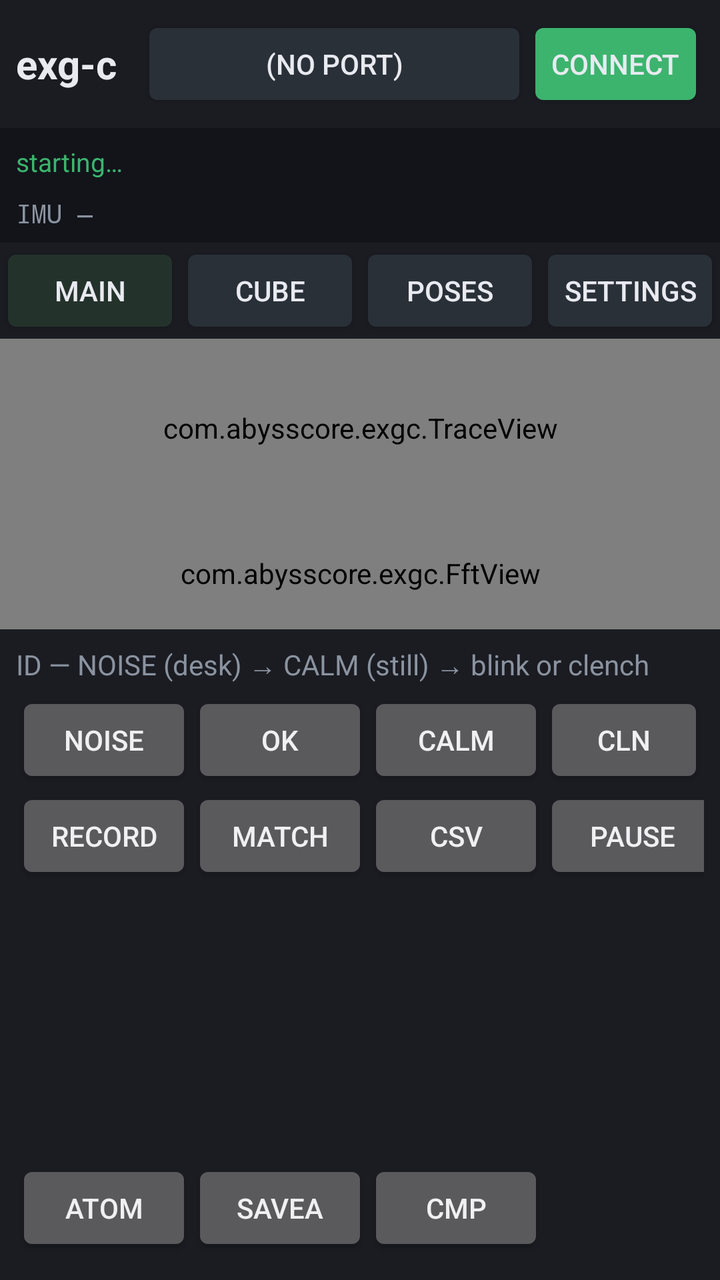
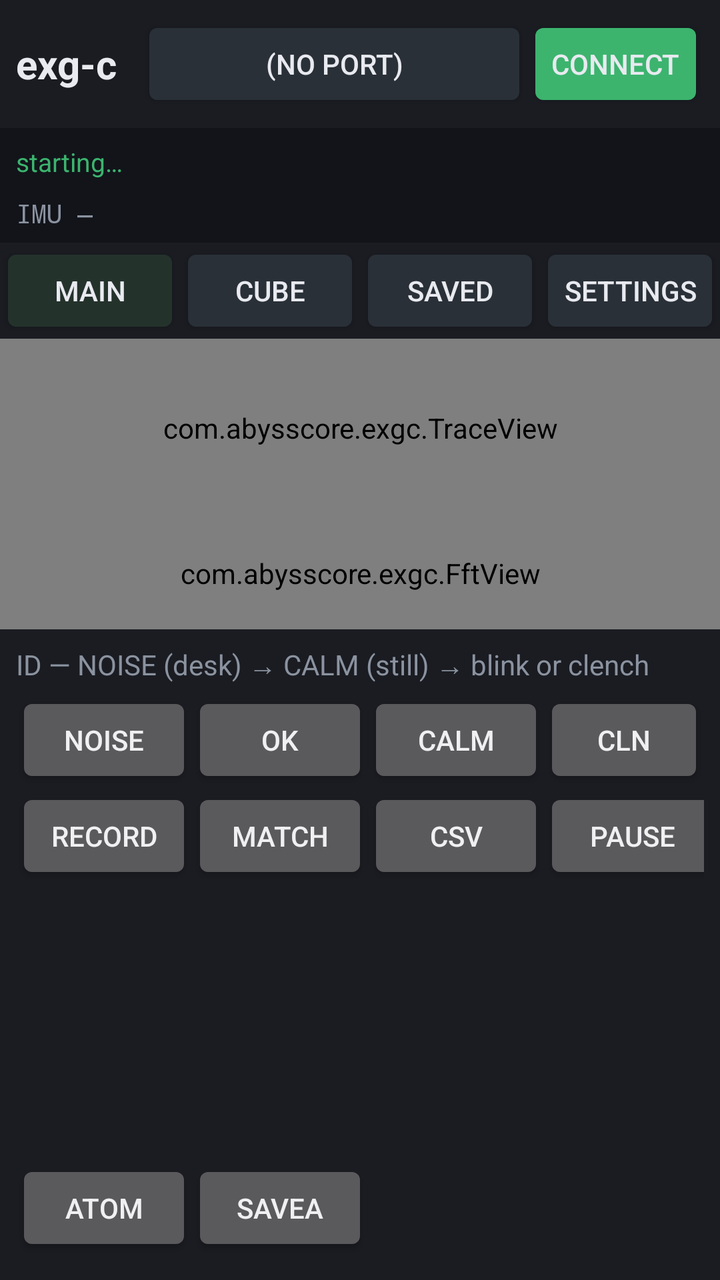

An Android layout rendered at two revisions. The XML below is the earlier revision; the diff shows what the commit changed to produce the second picture.
<!-- AndroidManifest.xml: application theme android:Theme.DeviceDefault.NoActionBar -->
<!-- res/layout/activity_exg.xml -->
<?xml version="1.0" encoding="utf-8"?>
<LinearLayout xmlns:android="http://schemas.android.com/apk/res/android"
    android:layout_width="match_parent"
    android:layout_height="match_parent"
    android:background="@color/bg"
    android:orientation="vertical">

    <LinearLayout
        android:layout_width="match_parent"
        android:layout_height="wrap_content"
        android:background="@color/panel"
        android:gravity="center_vertical"
        android:padding="8dp">

        <TextView
            android:id="@+id/title"
            android:layout_width="wrap_content"
            android:layout_height="wrap_content"
            android:paddingEnd="12dp"
            android:text="exg-c"
            android:textColor="@color/ink"
            android:textSize="20sp"
            android:textStyle="bold" />

        <Button
            android:id="@+id/port"
            android:layout_width="0dp"
            android:layout_height="wrap_content"
            android:layout_weight="1"
            android:backgroundTint="@color/btn"
            android:text="(no port)"
            android:textColor="@color/ink" />

        <Button
            android:id="@+id/connect"
            android:layout_width="wrap_content"
            android:layout_height="wrap_content"
            android:backgroundTint="@color/ok"
            android:text="Connect"
            android:textColor="@color/ink" />
    </LinearLayout>

    <TextView
        android:id="@+id/status"
        android:layout_width="match_parent"
        android:layout_height="wrap_content"
        android:background="#12141A"
        android:ellipsize="end"
        android:maxLines="2"
        android:padding="8dp"
        android:text="starting…"
        android:textColor="@color/ok"
        android:textSize="13sp" />

    <TextView
        android:id="@+id/imuLine"
        android:layout_width="match_parent"
        android:layout_height="wrap_content"
        android:background="#12141A"
        android:fontFamily="monospace"
        android:paddingLeft="8dp"
        android:paddingRight="8dp"
        android:paddingBottom="6dp"
        android:text="IMU —"
        android:textColor="@color/muted"
        android:textSize="13sp" />

    <LinearLayout
        android:layout_width="match_parent"
        android:layout_height="wrap_content"
        android:background="@color/panel">

        <Button
            android:id="@+id/tabMain"
            android:layout_width="0dp"
            android:layout_height="wrap_content"
            android:layout_weight="1"
            android:backgroundTint="#24322C"
            android:text="Main"
            android:textColor="@color/ink" />

        <Button
            android:id="@+id/tabCube"
            android:layout_width="0dp"
            android:layout_height="wrap_content"
            android:layout_weight="1"
            android:backgroundTint="@color/btn"
            android:text="Cube"
            android:textColor="@color/ink" />

        <Button
            android:id="@+id/tabPoses"
            android:layout_width="0dp"
            android:layout_height="wrap_content"
            android:layout_weight="1"
            android:backgroundTint="@color/btn"
            android:text="Poses"
            android:textColor="@color/ink" />

        <Button
            android:id="@+id/tabSet"
            android:layout_width="0dp"
            android:layout_height="wrap_content"
            android:layout_weight="1"
            android:backgroundTint="@color/btn"
            android:text="Settings"
            android:textColor="@color/ink" />
    </LinearLayout>

    <FrameLayout
        android:layout_width="match_parent"
        android:layout_height="0dp"
        android:layout_weight="1">

        <LinearLayout
            android:id="@+id/mainPane"
            android:layout_width="match_parent"
            android:layout_height="match_parent"
            android:orientation="vertical">

            <com.abysscore.exgc.TraceView
                android:id="@+id/traces"
                android:layout_width="match_parent"
                android:layout_height="0dp"
                android:layout_weight="1" />

            <com.abysscore.exgc.FftView
                android:id="@+id/fft"
                android:layout_width="match_parent"
                android:layout_height="56dp" />
        </LinearLayout>

        <LinearLayout
            android:id="@+id/cubePane"
            android:layout_width="match_parent"
            android:layout_height="match_parent"
            android:orientation="vertical"
            android:visibility="gone">

            <LinearLayout
                android:layout_width="match_parent"
                android:layout_height="wrap_content"
                android:background="@color/panel"
                android:padding="4dp">

                <Button
                    android:id="@+id/cubeViz"
                    android:layout_width="0dp"
                    android:layout_height="wrap_content"
                    android:layout_weight="1"
                    android:text="viz" />

                <Button
                    android:id="@+id/cubeMap"
                    android:layout_width="0dp"
                    android:layout_height="wrap_content"
                    android:layout_weight="1"
                    android:text="map" />

                <Button
                    android:id="@+id/cubeZoomOut"
                    android:layout_width="wrap_content"
                    android:layout_height="wrap_content"
                    android:text="−" />

                <Button
                    android:id="@+id/cubeZoomIn"
                    android:layout_width="wrap_content"
                    android:layout_height="wrap_content"
                    android:text="+" />

                <Button
                    android:id="@+id/cubeFront"
                    android:layout_width="wrap_content"
                    android:layout_height="wrap_content"
                    android:text="front" />

                <Button
                    android:id="@+id/cubeAlgo"
                    android:layout_width="wrap_content"
                    android:layout_height="wrap_content"
                    android:text="algo detect" />
            </LinearLayout>

            <LinearLayout
                android:id="@+id/cubeChRow"
                android:layout_width="match_parent"
                android:layout_height="wrap_content"
                android:background="@color/panel"
                android:padding="2dp" />

            <LinearLayout
                android:id="@+id/cubeMapTools"
                android:layout_width="match_parent"
                android:layout_height="wrap_content"
                android:background="@color/panel"
                android:gravity="center_vertical"
                android:padding="4dp"
                android:visibility="gone">

                <Button
                    android:id="@+id/sitePrev"
                    android:layout_width="wrap_content"
                    android:layout_height="wrap_content"
                    android:text="&lt;" />

                <TextView
                    android:id="@+id/siteLabel"
                    android:layout_width="0dp"
                    android:layout_height="wrap_content"
                    android:layout_weight="1"
                    android:gravity="center"
                    android:text="Fp1"
                    android:textColor="@color/crimson"
                    android:textSize="16sp" />

                <Button
                    android:id="@+id/siteNext"
                    android:layout_width="wrap_content"
                    android:layout_height="wrap_content"
                    android:text="&gt;" />

                <Button
                    android:id="@+id/siteAssign"
                    android:layout_width="wrap_content"
                    android:layout_height="wrap_content"
                    android:text="Assign" />
            </LinearLayout>

            <com.abysscore.exgc.CubeView
                android:id="@+id/cube"
                android:layout_width="match_parent"
                android:layout_height="0dp"
                android:layout_weight="1" />
        </LinearLayout>

        <ScrollView
            android:id="@+id/poses"
            android:layout_width="match_parent"
            android:layout_height="match_parent"
            android:visibility="gone">

            <LinearLayout
                android:layout_width="match_parent"
                android:layout_height="wrap_content"
                android:orientation="vertical"
                android:padding="12dp">

                <TextView
                    android:layout_width="wrap_content"
                    android:layout_height="wrap_content"
                    android:text="Recorded poses — delete here. Main only shows the name."
                    android:textColor="@color/muted" />

                <TextView
                    android:id="@+id/poseHint"
                    android:layout_width="match_parent"
                    android:layout_height="wrap_content"
                    android:paddingTop="8dp"
                    android:paddingBottom="8dp"
                    android:text="MATCH on to see wave % vs cube Jaccard. Tap a row to select."
                    android:textColor="@color/ink" />

                <LinearLayout
                    android:id="@+id/poseList"
                    android:layout_width="match_parent"
                    android:layout_height="wrap_content"
                    android:orientation="vertical" />
            </LinearLayout>
        </ScrollView>

        <ScrollView
            android:id="@+id/settings"
            android:layout_width="match_parent"
            android:layout_height="match_parent"
            android:visibility="gone">

            <LinearLayout
                android:layout_width="match_parent"
                android:layout_height="wrap_content"
                android:orientation="vertical"
                android:padding="12dp">

                <TextView
                    android:layout_width="wrap_content"
                    android:layout_height="wrap_content"
                    android:text="Profile — export/import as a file (Files / Drive / Downloads)"
                    android:textColor="@color/muted" />

                <Button
                    android:id="@+id/profName"
                    android:layout_width="match_parent"
                    android:layout_height="wrap_content"
                    android:gravity="start|center_vertical"
                    android:text="name (tap to type)"
                    android:textColor="@color/ink" />

                <LinearLayout
                    android:layout_width="match_parent"
                    android:layout_height="wrap_content">

                    <Button
                        android:id="@+id/profExport"
                        android:layout_width="0dp"
                        android:layout_height="wrap_content"
                        android:layout_weight="1"
                        android:text="Export…" />

                    <Button
                        android:id="@+id/profImport"
                        android:layout_width="0dp"
                        android:layout_height="wrap_content"
                        android:layout_weight="1"
                        android:text="Import…" />
                </LinearLayout>

                <LinearLayout
                    android:layout_width="match_parent"
                    android:layout_height="wrap_content">

                    <Button
                        android:id="@+id/profSave"
                        android:layout_width="0dp"
                        android:layout_height="wrap_content"
                        android:layout_weight="1"
                        android:text="Save here" />

                    <Button
                        android:id="@+id/profLoad"
                        android:layout_width="0dp"
                        android:layout_height="wrap_content"
                        android:layout_weight="1"
                        android:text="Load here" />
                </LinearLayout>

                <LinearLayout
                    android:id="@+id/profChips"
                    android:layout_width="match_parent"
                    android:layout_height="wrap_content"
                    android:orientation="vertical"
                    android:paddingTop="8dp" />

                <TextView
                    android:id="@+id/profList"
                    android:layout_width="match_parent"
                    android:layout_height="wrap_content"
                    android:paddingTop="4dp"
                    android:textColor="@color/muted"
                    android:visibility="gone" />

                <TextView
                    android:layout_width="wrap_content"
                    android:layout_height="wrap_content"
                    android:paddingTop="12dp"
                    android:text="View — time window is how much of the plot you see"
                    android:textColor="@color/muted" />

                <LinearLayout
                    android:layout_width="match_parent"
                    android:layout_height="wrap_content">

                    <Button
                        android:id="@+id/win"
                        android:layout_width="0dp"
                        android:layout_height="wrap_content"
                        android:layout_weight="1"
                        android:text="win 2s" />

                    <Button
                        android:id="@+id/scale"
                        android:layout_width="0dp"
                        android:layout_height="wrap_content"
                        android:layout_weight="1"
                        android:text="scale" />
                </LinearLayout>

                <LinearLayout
                    android:layout_width="match_parent"
                    android:layout_height="wrap_content">

                    <Button
                        android:id="@+id/uiScale"
                        android:layout_width="0dp"
                        android:layout_height="wrap_content"
                        android:layout_weight="1"
                        android:text="UI 1.5x" />

                    <Button
                        android:id="@+id/board"
                        android:layout_width="0dp"
                        android:layout_height="wrap_content"
                        android:layout_weight="1"
                        android:text="8-ch + IMU" />
                </LinearLayout>

                <TextView
                    android:layout_width="wrap_content"
                    android:layout_height="wrap_content"
                    android:paddingTop="12dp"
                    android:text="Process — CAR kills shared 50 Hz. Envelope shows a clench as a hump."
                    android:textColor="@color/muted" />

                <LinearLayout
                    android:layout_width="match_parent"
                    android:layout_height="wrap_content">

                    <Button
                        android:id="@+id/band"
                        android:layout_width="0dp"
                        android:layout_height="wrap_content"
                        android:layout_weight="1"
                        android:text="band raw" />

                    <Button
                        android:id="@+id/car"
                        android:layout_width="0dp"
                        android:layout_height="wrap_content"
                        android:layout_weight="1"
                        android:text="CAR" />
                </LinearLayout>

                <LinearLayout
                    android:layout_width="match_parent"
                    android:layout_height="wrap_content">

                    <Button
                        android:id="@+id/detrend"
                        android:layout_width="0dp"
                        android:layout_height="wrap_content"
                        android:layout_weight="1"
                        android:text="raw DC" />

                    <Button
                        android:id="@+id/env"
                        android:layout_width="0dp"
                        android:layout_height="wrap_content"
                        android:layout_weight="1"
                        android:text="wave" />
                </LinearLayout>

                <LinearLayout
                    android:layout_width="match_parent"
                    android:layout_height="wrap_content">

                    <Button
                        android:id="@+id/notch"
                        android:layout_width="0dp"
                        android:layout_height="wrap_content"
                        android:layout_weight="1"
                        android:text="notch" />

                    <Button
                        android:id="@+id/hp"
                        android:layout_width="0dp"
                        android:layout_height="wrap_content"
                        android:layout_weight="1"
                        android:text="hp" />
                </LinearLayout>

                <LinearLayout
                    android:layout_width="match_parent"
                    android:layout_height="wrap_content">

                    <Button
                        android:id="@+id/lp"
                        android:layout_width="0dp"
                        android:layout_height="wrap_content"
                        android:layout_weight="1"
                        android:text="lp off" />

                    <Button
                        android:id="@+id/algo"
                        android:layout_width="0dp"
                        android:layout_height="wrap_content"
                        android:layout_weight="1"
                        android:text="algo detect" />
                </LinearLayout>

                <TextView
                    android:layout_width="wrap_content"
                    android:layout_height="wrap_content"
                    android:paddingTop="12dp"
                    android:text="Channels — tap the site name for RGB, tap gN for gain"
                    android:textColor="@color/muted" />

                <LinearLayout
                    android:id="@+id/chGrid"
                    android:layout_width="match_parent"
                    android:layout_height="wrap_content"
                    android:orientation="vertical"
                    android:paddingTop="12dp" />
            </LinearLayout>
        </ScrollView>
    </FrameLayout>

    <LinearLayout
        android:id="@+id/learnBar"
        android:layout_width="match_parent"
        android:layout_height="wrap_content"
        android:background="@color/panel"
        android:gravity="center_vertical"
        android:orientation="vertical"
        android:padding="8dp">

        <TextView
            android:id="@+id/idLine"
            android:layout_width="match_parent"
            android:layout_height="wrap_content"
            android:paddingBottom="4dp"
            android:text="ID — NOISE (desk) → CALM (still) → blink or clench"
            android:textColor="@color/muted"
            android:textSize="14sp" />

        <LinearLayout
            android:layout_width="match_parent"
            android:layout_height="wrap_content">

            <Button
                android:id="@+id/noise"
                android:layout_width="wrap_content"
                android:layout_height="wrap_content"
                android:text="NOISE" />

            <Button
                android:id="@+id/noiseOk"
                android:layout_width="wrap_content"
                android:layout_height="wrap_content"
                android:text="OK" />

            <Button
                android:id="@+id/calm"
                android:layout_width="wrap_content"
                android:layout_height="wrap_content"
                android:text="CALM" />

            <Button
                android:id="@+id/clean"
                android:layout_width="wrap_content"
                android:layout_height="wrap_content"
                android:text="CLN" />
        </LinearLayout>

        <LinearLayout
            android:layout_width="match_parent"
            android:layout_height="wrap_content">

            <Button
                android:id="@+id/learnName"
                android:layout_width="0dp"
                android:layout_height="wrap_content"
                android:layout_weight="1"
                android:gravity="start|center_vertical"
                android:text="name (tap)"
                android:textColor="@color/ink" />

            <Button
                android:id="@+id/record"
                android:layout_width="wrap_content"
                android:layout_height="wrap_content"
                android:text="Record" />

            <Button
                android:id="@+id/match"
                android:layout_width="wrap_content"
                android:layout_height="wrap_content"
                android:text="MATCH" />

            <Button
                android:id="@+id/csv"
                android:layout_width="wrap_content"
                android:layout_height="wrap_content"
                android:text="CSV" />

            <Button
                android:id="@+id/pause"
                android:layout_width="wrap_content"
                android:layout_height="wrap_content"
                android:text="Pause" />
        </LinearLayout>

        <LinearLayout
            android:layout_width="match_parent"
            android:layout_height="wrap_content">

            <Button
                android:id="@+id/atom"
                android:layout_width="wrap_content"
                android:layout_height="wrap_content"
                android:text="ATOM" />

            <Button
                android:id="@+id/atomSave"
                android:layout_width="wrap_content"
                android:layout_height="wrap_content"
                android:text="SaveA" />

            <Button
                android:id="@+id/atomCmp"
                android:layout_width="wrap_content"
                android:layout_height="wrap_content"
                android:text="CMP" />
        </LinearLayout>

        <HorizontalScrollView
            android:layout_width="match_parent"
            android:layout_height="wrap_content"
            android:paddingTop="4dp">

            <LinearLayout
                android:id="@+id/learnChips"
                android:layout_width="wrap_content"
                android:layout_height="wrap_content"
                android:orientation="horizontal" />
        </HorizontalScrollView>
    </LinearLayout>
</LinearLayout>
<!-- resources referenced by this layout -->
<resources>
  <color name="bg">#101218</color>
  <color name="btn">#2A3038</color>
  <color name="crimson">#F22647</color>
  <color name="ink">#E8EAF0</color>
  <color name="muted">#8B93A0</color>
  <color name="ok">#3CB46E</color>
  <color name="panel">#1A1C22</color>
</resources>

<!-- the commit's change to res/layout/activity_exg.xml (unified diff, before → after) -->
@@ -94,7 +94,7 @@
             android:layout_height="wrap_content"
             android:layout_weight="1"
             android:backgroundTint="@color/btn"
-            android:text="Poses"
+            android:text="Saved"
             android:textColor="@color/ink" />
 
         <Button
@@ -249,7 +249,7 @@
                 <TextView
                     android:layout_width="wrap_content"
                     android:layout_height="wrap_content"
-                    android:text="Recorded poses — delete here. Main only shows the name."
+                    android:text="ATOM chains (1 s folds) and wave poses (1 s Record). Not the same thing."
                     android:textColor="@color/muted" />
 
                 <TextView
@@ -258,7 +258,7 @@
                     android:layout_height="wrap_content"
                     android:paddingTop="8dp"
                     android:paddingBottom="8dp"
-                    android:text="MATCH on to see wave % vs cube Jaccard. Tap a row to select."
+                    android:text="Tap a chain to compare live. Delete lives here. SaveA on Main starts a new take."
                     android:textColor="@color/ink" />
 
                 <LinearLayout
@@ -593,12 +593,6 @@
                 android:layout_width="wrap_content"
                 android:layout_height="wrap_content"
                 android:text="SaveA" />
-
-            <Button
-                android:id="@+id/atomCmp"
-                android:layout_width="wrap_content"
-                android:layout_height="wrap_content"
-                android:text="CMP" />
         </LinearLayout>
 
         <HorizontalScrollView
